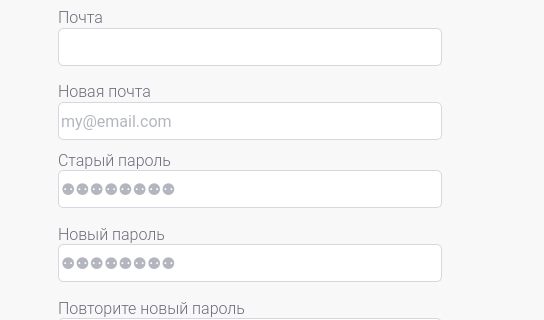
This is design/settings_w.ui in yurii-bel/project_2021 as Qt 5 draws it before an edit; both pictures show x 0 to 544 and y 82 to 402 of the 1280 by 768 pixel window. The edited form follows.
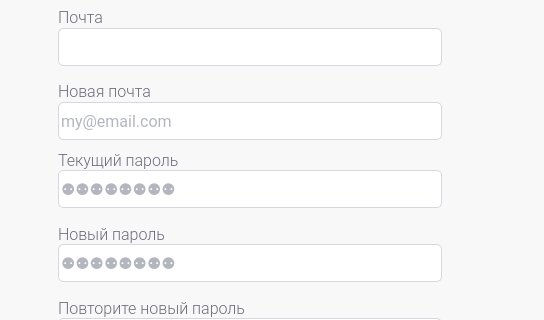
This is the edited form. Icons and pictures are not drawn.

What changed in the file:
```diff
--- a/design/settings_w.ui
+++ b/design/settings_w.ui
@@ -137,7 +137,7 @@
     <string notr="true">color: rgb(110, 107, 123);</string>
    </property>
    <property name="text">
-    <string>Старый пароль</string>
+    <string>Текущий пароль</string>
    </property>
   </widget>
   <widget class="QLabel" name="settings_w_text_newpass">
```
